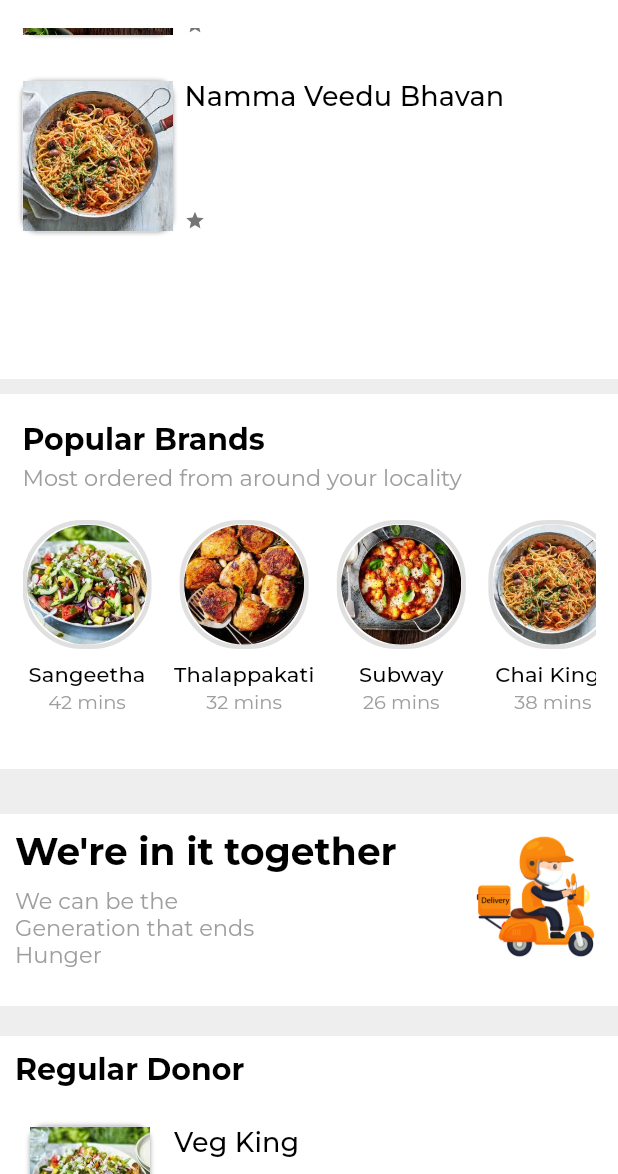
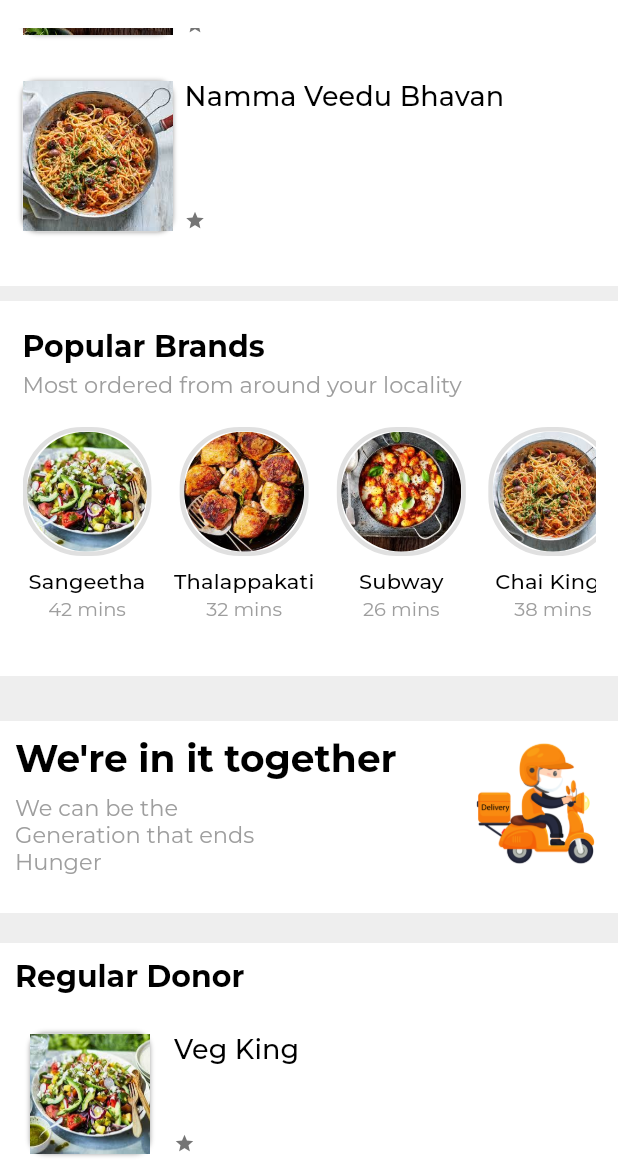
Before and after one commit to coderprodigy/Software_FD, a Flutter app: the SwiggyScreen screen opened directly, scrolled down 1152 dp, on a phone screen of 412 x 824 dp, the part 62-1236 px from its top. Run offline on Flutter 3.47's test engine with Material 2 defaults, Android fonts, the phone set to English and light mode, and no system bars; our stand-ins replace flutter_swiper, google_fonts.

Commit message:
Home Page: Container Size Reduced

```diff
--- a/lib/views/swiggy/in_the_spotlight_view.dart
+++ b/lib/views/swiggy/in_the_spotlight_view.dart
@@ -10,7 +10,7 @@ class InTheSpotlightView extends StatelessWidget {
   Widget build(BuildContext context) {
     return Container(
       margin: const EdgeInsets.symmetric(vertical: 15.0),
-      height: 400.0,
+      height: 338.0,
       child: Column(
         mainAxisSize: MainAxisSize.min,
         children: <Widget>[
```
